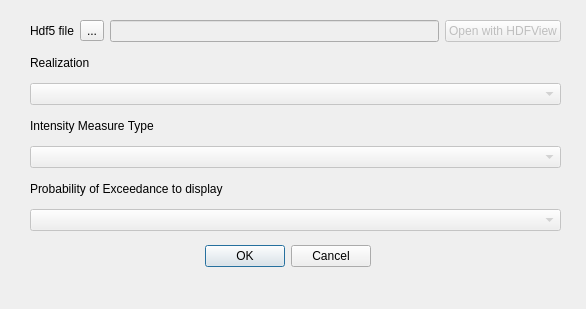
Qt form svir/ui/ui_load_hdf5_as_layer.ui (gem/oq-irmt-qgis) before a commit.
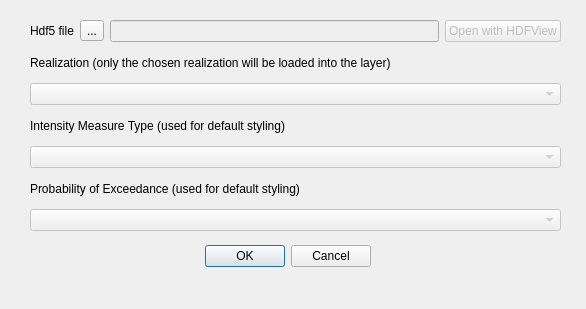
The same form after that commit.

Commit message: when loading hazard maps, load all columns to the layer and style by the chosen one

```diff
--- a/svir/ui/ui_load_hdf5_as_layer.ui
+++ b/svir/ui/ui_load_hdf5_as_layer.ui
@@ -77,7 +77,7 @@
     <item>
      <widget class="QLabel" name="rlz_lbl">
       <property name="text">
-       <string>Realization</string>
+       <string>Realization (only the chosen realization will be loaded into the layer)</string>
       </property>
      </widget>
     </item>
@@ -91,7 +91,7 @@
     <item>
      <widget class="QLabel" name="imt_lbl">
       <property name="text">
-       <string>Intensity Measure Type</string>
+       <string>Intensity Measure Type (used for default styling)</string>
       </property>
      </widget>
     </item>
@@ -105,7 +105,7 @@
     <item>
      <widget class="QLabel" name="poe_lbl">
       <property name="text">
-       <string>Probability of Exceedance to display</string>
+       <string>Probability of Exceedance (used for default styling)</string>
       </property>
      </widget>
     </item>
```
The commit also changes 2 other files.
